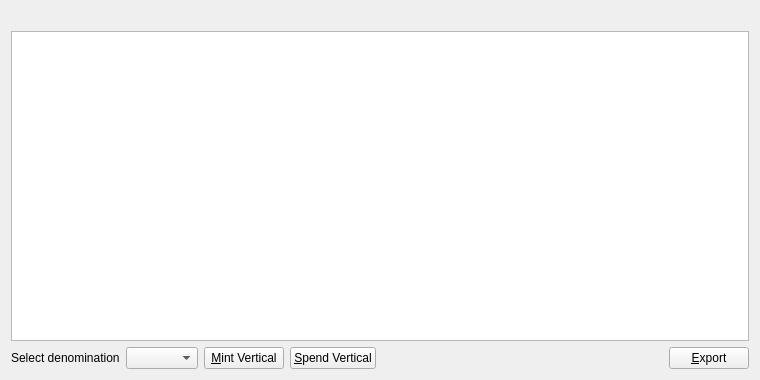
Old version of the form src/qt/forms/zerocoinpage.ui in the repository verticalcoin/verticalcoin.
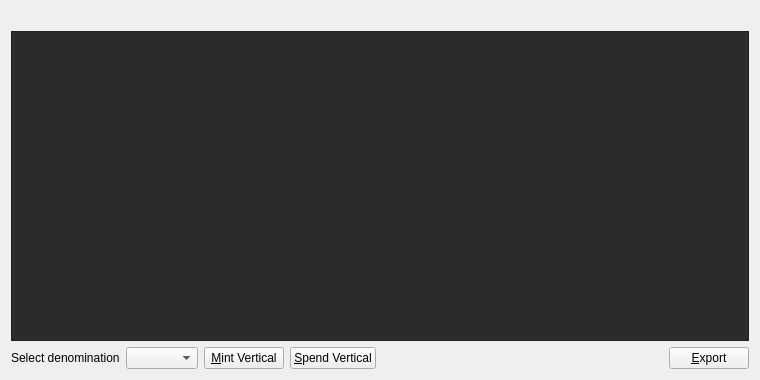
New version of the form. Icons and pictures are not drawn.

```diff
--- a/src/qt/forms/zerocoinpage.ui
+++ b/src/qt/forms/zerocoinpage.ui
@@ -23,6 +23,9 @@
    </item>
    <item>
     <widget class="QTableView" name="tableView">
+	<property name="styleSheet">
+        <string notr="true">QTableView { background-color: #2b2b2b; }</string>
+	</property>	
      <property name="contextMenuPolicy">
       <enum>Qt::CustomContextMenu</enum>
      </property>
```
